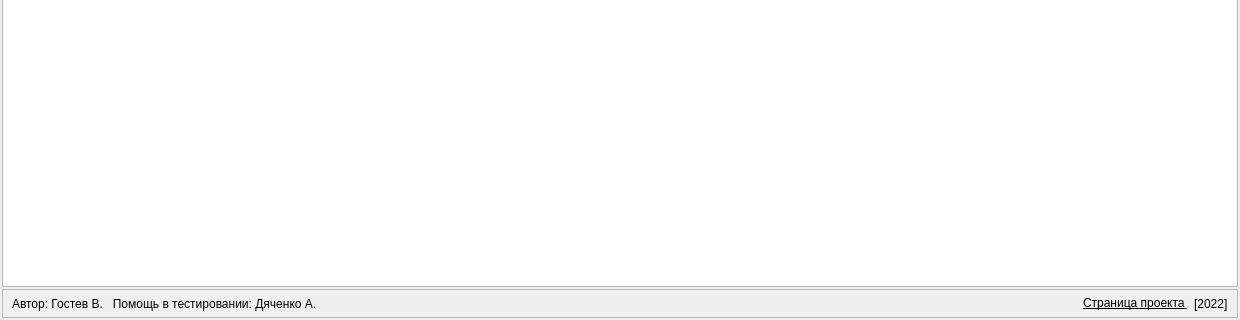
This is MDA_UI/window_simple.ui in Wrexan/MDA as Qt 5 draws it before an edit; both pictures show x 0 to 1240 and y 380 to 700 of the 1240 by 700 pixel window. The edited form follows.
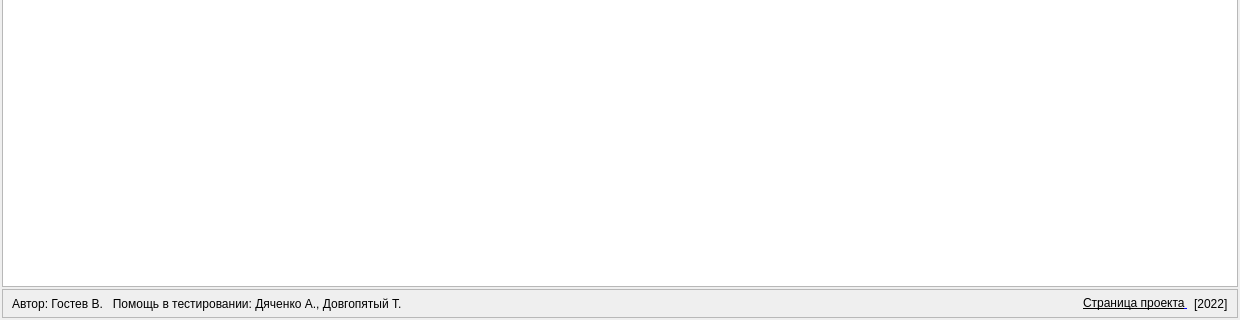
This is the edited form.

Commit message: fixed search by model checkbox fixed search of redirected models add auto redirection with buttons to choose any of models

The edit to the form file:
```diff
--- a/MDA_UI/window_simple.ui
+++ b/MDA_UI/window_simple.ui
@@ -93,7 +93,7 @@
          </size>
         </property>
         <property name="text">
-         <string>Автор: Гостев В.   Помощь в тестировании: Дяченко А.</string>
+         <string>Автор: Гостев В.   Помощь в тестировании: Дяченко А., Довгопятый Т.</string>
         </property>
        </widget>
       </item>
```
The commit also changes 2 other files.
